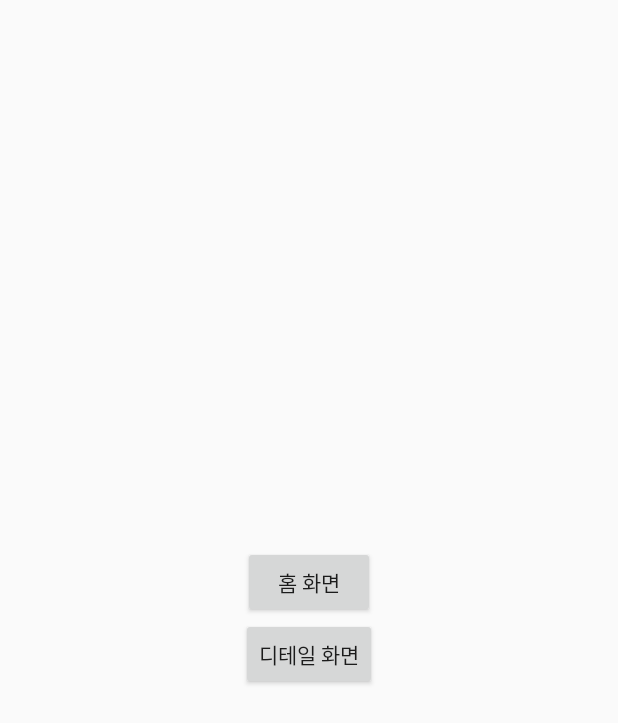
After one commit to PurPur-Resque-Team/PurPur-Android, an Android app: the layout activity_button.xml on its own in the app's theme, with its tools: preview values and no code run, on a phone screen of 412 x 824 dp. The commit adds this screen. Shown: the top 723 px of the screen. Run offline under Robolectric (Android 15) with nearby library versions, the phone set to English and light mode, and no system bars.

Commit message:
[수정] 글꼴 추가 및 버튼액티비티 생성

```diff
--- /dev/null
+++ b/app/src/main/res/layout/activity_button.xml
@@ -0,0 +1,30 @@
+<?xml version="1.0" encoding="utf-8"?>
+<layout xmlns:android="http://schemas.android.com/apk/res/android"
+    xmlns:tools="http://schemas.android.com/tools">
+
+    <data>
+
+    </data>
+
+    <LinearLayout
+        android:layout_width="match_parent"
+        android:layout_height="match_parent"
+        android:gravity="center"
+        android:orientation="vertical"
+        tools:context=".ui.ButtonActivity">
+
+        <Button
+            android:id="@+id/go_main"
+            android:layout_width="wrap_content"
+            android:layout_height="wrap_content"
+            android:text="홈 화면" />
+
+        <Button
+            android:id="@+id/go_detail"
+            android:layout_width="wrap_content"
+            android:layout_height="wrap_content"
+            android:text="디테일 화면" />
+
+
+    </LinearLayout>
+</layout>
--- a/app/src/main/res/layout/activity_detail.xml
+++ b/app/src/main/res/layout/activity_detail.xml
@@ -25,6 +25,7 @@
 
         <TextView
             android:id="@+id/act_detail_tv_animal_name"
+            android:fontFamily="@font/font_bmjua"
             android:layout_width="wrap_content"
             android:layout_height="wrap_content"
             android:layout_marginStart="66dp"
@@ -109,6 +110,7 @@
             android:layout_height="wrap_content"
             android:gravity="center_horizontal"
             android:lineSpacingExtra="7.3sp"
+            android:fontFamily="@font/font_bmjua"
             android:text="미션카드를 선택해 주세요."
             android:textColor="#ffffff"
             android:textSize="22sp"
@@ -183,6 +185,7 @@
 
         <TextView
             android:id="@+id/act_detail_tv_mission_card"
+            android:fontFamily="@font/font_bmjua"
             android:layout_width="wrap_content"
             android:layout_height="wrap_content"
             android:elevation="3dp"
```
Also changed, not shown: app/src/main/AndroidManifest.xml (+6 -2 lines), app/src/main/java/com/bibim/purpur/ui/ButtonActivity.kt (added, +31 -0 lines).
